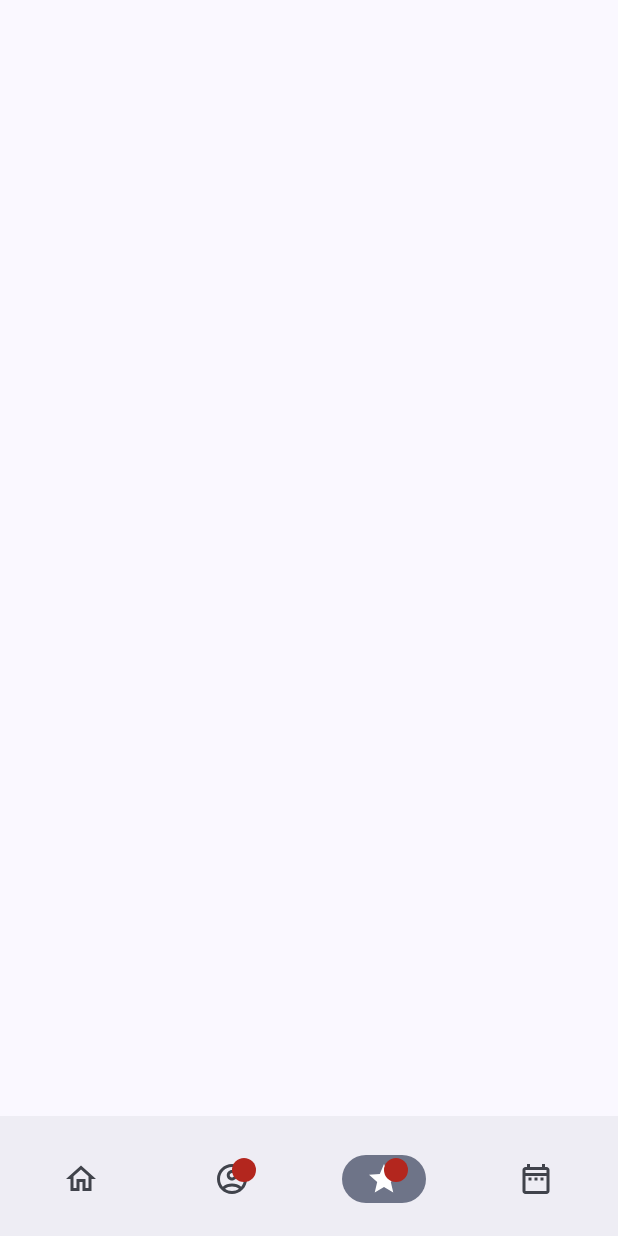
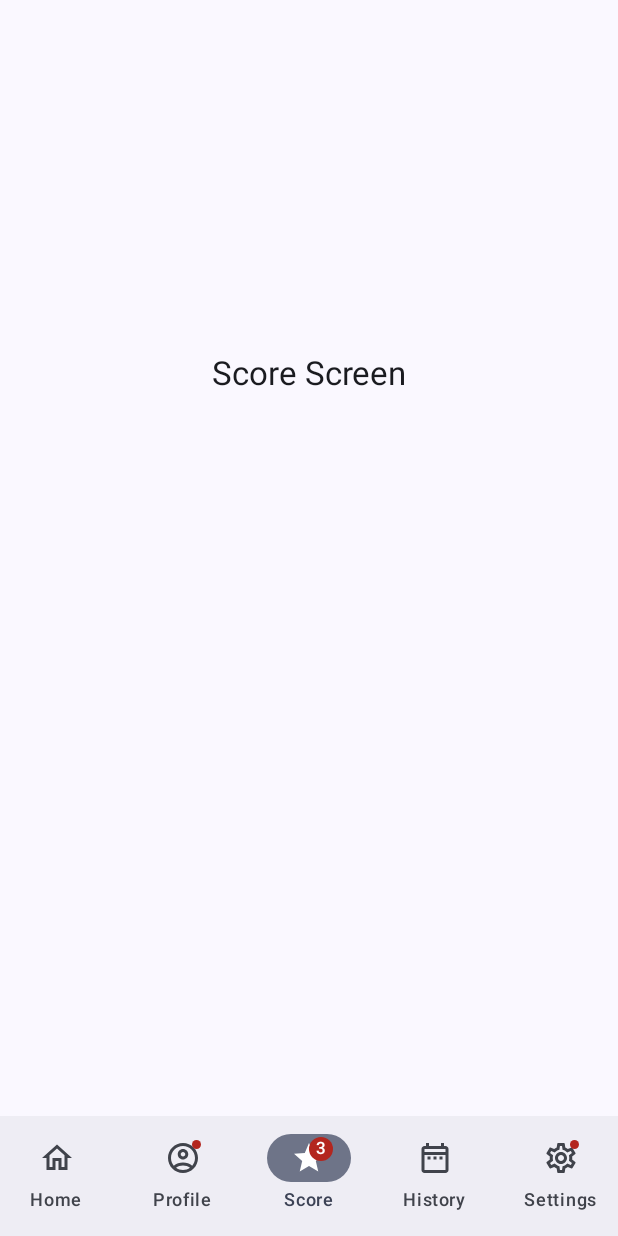
Before and after one commit to straumandi/Hydrinker, an Android app built with Jetpack Compose: the screen it shows after launch (MainActivity), item 3 of the bottom bar chosen, on a phone screen of 412 x 824 dp. Run offline under Robolectric (Android 15) with nearby library versions, the phone set to English and light mode, and no system bars.

Commit message:
implement bottom nav bar, create and link  all 5 screens to navbar

```diff
--- a/app/build.gradle.kts
+++ b/app/build.gradle.kts
@@ -5,7 +5,7 @@ plugins {
 
 android {
     namespace = "com.example.hydrinker"
-    compileSdk = 33
+    compileSdk = 34
 
     defaultConfig {
         applicationId = "com.example.hydrinker"
@@ -56,6 +56,7 @@ dependencies {
     implementation("androidx.compose.ui:ui-graphics")
     implementation("androidx.compose.ui:ui-tooling-preview")
     implementation("androidx.compose.material3:material3")
+    implementation ("androidx.navigation:navigation-compose:2.7.0-rc01")
     testImplementation("junit:junit:4.13.2")
     androidTestImplementation("androidx.test.ext:junit:1.1.5")
     androidTestImplementation("androidx.test.espresso:espresso-core:3.5.1")
--- /dev/null
+++ b/app/src/main/java/com/example/hydrinker/BottomNavigationBar.kt
@@ -0,0 +1,124 @@
+package com.example.hydrinker
+
+import android.os.Bundle
+import androidx.activity.ComponentActivity
+import androidx.activity.compose.setContent
+import androidx.compose.foundation.layout.PaddingValues
+import androidx.compose.foundation.layout.fillMaxSize
+import androidx.compose.foundation.layout.padding
+import androidx.compose.material3.Badge
+import androidx.compose.material3.BadgedBox
+import androidx.compose.material3.BottomAppBar
+import androidx.compose.material3.ExperimentalMaterial3Api
+import androidx.compose.material3.Icon
+import androidx.compose.material3.MaterialTheme
+import androidx.compose.material3.NavigationBar
+import androidx.compose.material3.NavigationBarItem
+import androidx.compose.material3.Scaffold
+import androidx.compose.material3.Surface
+import androidx.compose.material3.Text
+import androidx.compose.runtime.Composable
+import androidx.compose.runtime.getValue
+import androidx.compose.runtime.mutableStateOf
+import androidx.compose.runtime.saveable.rememberSaveable
+import androidx.compose.runtime.setValue
+import androidx.compose.ui.Modifier
+import androidx.compose.ui.tooling.preview.Preview
+import androidx.compose.ui.unit.dp
+import androidx.navigation.NavGraph.Companion.findStartDestination
+import androidx.navigation.compose.NavHost
+import androidx.navigation.compose.composable
+import androidx.navigation.compose.rememberNavController
+import com.example.hydrinker.screens.HistoryScreen
+import com.example.hydrinker.screens.HomeScreen
+import com.example.hydrinker.screens.ProfileScreen
+import com.example.hydrinker.screens.ScoreScreen
+import com.example.hydrinker.screens.SettingsScreen
+import com.example.hydrinker.ui.theme.HydrinkerTheme
+
+@OptIn(ExperimentalMaterial3Api::class)
+@Composable
+fun BottomNavigationBar() {
+    // initializing the default selected item
+    var selectedItemIndex by rememberSaveable {
+        mutableStateOf(0)
+    }
+    /**
+     * by using the rememberNavController()
+     * we can get the instance of the navController
+     */
+    val navController = rememberNavController()
+
+    // scaffold to hold our bottom navigation Bar
+    Scaffold(
+        modifier = Modifier.fillMaxSize(),
+        bottomBar = {
+            NavigationBar {
+                //getting the list of bottom navigation items for our data class
+                BottomNavigationItem().bottomNavigationItems().forEachIndexed { index, navigationItem ->
+                    NavigationBarItem(
+                        // if our current index of the itemList is equal to the index of navigationItem
+                        // then set it to selected = true
+                        selected = index == selectedItemIndex,
+                        label = {
+                            Text(navigationItem.title)
+                        },
+                        //alwaysShowLabel = false, --> shows only the label for the selected item
+                        icon = {
+                            BadgedBox(
+                                badge = {
+                                    if (navigationItem.badgeCount !== null) {
+                                        Badge {
+                                            Text(text = navigationItem.badgeCount.toString())
+                                        }
+                                    } else if (navigationItem.hasNews){
+                                        Badge()
+                                    }
+                                }
+                            ) {
+                                Icon(
+                                    imageVector =
+                                    if(index == selectedItemIndex) {
+                                        navigationItem.selectedIcon
+                                    } else navigationItem.unselectedIcon,
+                                    contentDescription = navigationItem.title
+                                )
+                            }
+                        },
+                        onClick = {
+                            selectedItemIndex = index
+                            navController.navigate(navigationItem.route) {
+                                popUpTo(navController.graph.findStartDestination().id) {
+                                    saveState = true
+                                }
+                                launchSingleTop = true
+                                restoreState = true
+                            }
+                        }
+                    )
+                }
+            }
+        }
+    ) { paddingValues ->
+        NavHost(
+            navController = navController,
+            startDestination = Screens.Home.route,
+            modifier = Modifier.padding(paddingValues = paddingValues)) {
+            composable(Screens.Home.route) {
+                HomeScreen(navController = navController)
+            }
+            composable(Screens.Profile.route) {
+                ProfileScreen(navController = navController)
+            }
+            composable(Screens.Score.route) {
+                ScoreScreen(navController = navController)
+            }
+            composable(Screens.History.route) {
+                HistoryScreen(navController = navController)
+            }
+            composable(Screens.Settings.route) {
+                SettingsScreen(navController = navController)
+            }
+        }
+    }
+}
--- /dev/null
+++ b/app/src/main/java/com/example/hydrinker/BottomNavigationItem.kt
@@ -0,0 +1,69 @@
+package com.example.hydrinker
+
+import androidx.compose.material.icons.Icons
+import androidx.compose.material.icons.filled.AccountCircle
+import androidx.compose.material.icons.filled.DateRange
+import androidx.compose.material.icons.filled.Home
+import androidx.compose.material.icons.filled.Settings
+import androidx.compose.material.icons.filled.Star
+import androidx.compose.material.icons.outlined.AccountCircle
+import androidx.compose.material.icons.outlined.DateRange
+import androidx.compose.material.icons.outlined.Home
+import androidx.compose.material.icons.outlined.Settings
+import androidx.compose.material.icons.outlined.Star
+import androidx.compose.ui.graphics.vector.ImageVector
+
+/*
+ * A data class is a special type of class
+ * that is primarily used to hold data,
+ * representing simple, immutable data structures.
+ */
+data class BottomNavigationItem(
+    val title: String = "",
+    val selectedIcon: ImageVector = Icons.Filled.Home,
+    val unselectedIcon: ImageVector = Icons.Outlined.Home,
+    val route : String = "",
+    val hasNews: Boolean = false,
+    val badgeCount: Int? = null
+) {
+    fun bottomNavigationItems() : List<BottomNavigationItem> {
+        return listOf(
+            BottomNavigationItem(
+                title = "Home",
+                selectedIcon = Icons.Filled.Home,
+                unselectedIcon = Icons.Outlined.Home,
+                route = Screens.Home.route,
+                hasNews = false,
+            ),
+            BottomNavigationItem(
+                title = "Profile",
+                selectedIcon = Icons.Filled.AccountCircle,
+                unselectedIcon = Icons.Outlined.AccountCircle,
+                route = Screens.Profile.route,
+                hasNews = true,
+            ),
+            BottomNavigationItem(
+                title = "Score",
+                selectedIcon = Icons.Filled.Star,
+                unselectedIcon = Icons.Outlined.Star,
+                route = Screens.Score.route,
+                hasNews = true,
+                badgeCount = 3
+            ),
+            BottomNavigationItem(
+                title = "History",
+                selectedIcon = Icons.Filled.DateRange,
+                unselectedIcon = Icons.Outlined.DateRange,
+                route = Screens.History.route,
+                hasNews = false,
+            ),
+            BottomNavigationItem(
+                title = "Settings",
+                selectedIcon = Icons.Filled.Settings,
+                unselectedIcon = Icons.Outlined.Settings,
+                route = Screens.Settings.route,
+                hasNews = true,
+            )
+        )
+    }
+}
--- a/app/src/main/java/com/example/hydrinker/MainActivity.kt
+++ b/app/src/main/java/com/example/hydrinker/MainActivity.kt
@@ -1,129 +1,31 @@
 package com.example.hydrinker
 
+import android.annotation.SuppressLint
 import android.os.Bundle
 import androidx.activity.ComponentActivity
 import androidx.activity.compose.setContent
 import androidx.compose.foundation.layout.fillMaxSize
-import androidx.compose.material.icons.Icons
-import androidx.compose.material.icons.filled.AccountCircle
-import androidx.compose.material.icons.filled.DateRange
-import androidx.compose.material.icons.filled.Home
-import androidx.compose.material.icons.filled.Star
-import androidx.compose.material.icons.outlined.AccountCircle
-import androidx.compose.material.icons.outlined.DateRange
-import androidx.compose.material.icons.outlined.Home
-import androidx.compose.material.icons.outlined.Star
-import androidx.compose.material3.Badge
-import androidx.compose.material3.BadgedBox
-import androidx.compose.material3.BottomAppBar
-import androidx.compose.material3.ExperimentalMaterial3Api
-import androidx.compose.material3.Icon
 import androidx.compose.material3.MaterialTheme
-import androidx.compose.material3.NavigationBarItem
-import androidx.compose.material3.Scaffold
 import androidx.compose.material3.Surface
 import androidx.compose.material3.Text
 import androidx.compose.runtime.Composable
-import androidx.compose.runtime.getValue
-import androidx.compose.runtime.mutableStateOf
-import androidx.compose.runtime.saveable.rememberSaveable
-import androidx.compose.runtime.setValue
 import androidx.compose.ui.Modifier
-import androidx.compose.ui.graphics.vector.ImageVector
 import androidx.compose.ui.tooling.preview.Preview
 import com.example.hydrinker.ui.theme.HydrinkerTheme
 
-data class BottomNavigationItem(
-    val title: String,
-    val selectedIcon: ImageVector,
-    val unselectedIcon: ImageVector,
-    val hasNews: Boolean,
-    val badgeCount: Int? = null
-)
 
 class MainActivity : ComponentActivity() {
-    @OptIn(ExperimentalMaterial3Api::class)
+    @SuppressLint("UnusedMaterial3ScaffoldPaddingParameter")
     override fun onCreate(savedInstanceState: Bundle?) {
         super.onCreate(savedInstanceState)
         setContent {
             HydrinkerTheme {
-                val listItems = listOf(
-                    BottomNavigationItem(
-                        title = "Home",
-                        selectedIcon = Icons.Filled.Home,
-                        unselectedIcon = Icons.Outlined.Home,
-                        hasNews = false,
-                    ),
-                    BottomNavigationItem(
-                        title = "Profile",
-                        selectedIcon = Icons.Filled.AccountCircle,
-                        unselectedIcon = Icons.Outlined.AccountCircle,
-                        hasNews = true,
-                    ),
-                    BottomNavigationItem(
-                        title = "Score",
-                        selectedIcon = Icons.Filled.Star,
-                        unselectedIcon = Icons.Outlined.Star,
-                        hasNews = true,
-                    ),
-                    BottomNavigationItem(
-                        title = "History",
-                        selectedIcon = Icons.Filled.DateRange,
-                        unselectedIcon = Icons.Outlined.DateRange,
-                        hasNews = false,
-                    )
-
-                )
-                var selectedItemIndex by rememberSaveable {
-                    mutableStateOf(0)
-                }
                 // A surface container using the 'background' color from the theme
                 Surface(
                     modifier = Modifier.fillMaxSize(),
                     color = MaterialTheme.colorScheme.background
                 ) {
-                    Scaffold(
-                        bottomBar = {
-                            BottomAppBar {
-                                listItems.forEachIndexed { index, item ->
-                                    NavigationBarItem(
-                                        selected = selectedItemIndex == index,
-                                        onClick = {
-                                            selectedItemIndex = index
-                                            /* TODO: create navController */
-                                            //navController.navigate(item.title)
-                                        },
-                                        icon = {
-                                            BadgedBox(
-                                                badge = {
-                                                    if (item.badgeCount !== null) {
-                                                        Badge {
-                                                            Text(text = item.badgeCount.toString())
-                                                        }
-                                                    } else if (item.hasNews){
-                                                        /* TODO */
-                                                        Badge {
-                                                            Text(text = "")
-                                                        }
-                                                    }
-                                                }
-                                            ) {
-                                                Icon(
-                                                    imageVector =
-                                                    if(index == selectedItemIndex) {
-                                                        item.selectedIcon
-                                                    } else item.unselectedIcon,
-                                                    contentDescription = item.title
-                                                )
-                                            }
-                                        }
-                                    )
-                                }
-                            }
-                        }
-                    ) {
-
-                    }
+                    BottomNavigationBar()
                 }
             }
         }
--- /dev/null
+++ b/app/src/main/java/com/example/hydrinker/Screens.kt
@@ -0,0 +1,14 @@
+package com.example.hydrinker
+
+/*
+ * A sealed class is a special type of class in Kotlin
+ * that is used to represent a restricted hierarchy of classes,
+ * where each subclass is known and predefined.
+ */
+sealed class Screens(val route : String) {
+    object Home : Screens("home_route")
+    object Profile : Screens("profile_route")
+    object Score : Screens("score_route")
+    object History : Screens("history_route")
+    object Settings : Screens("settings_route")
+}
--- /dev/null
+++ b/app/src/main/java/com/example/hydrinker/screens/HomeScreen.kt
@@ -0,0 +1,82 @@
+package com.example.hydrinker.screens
+
+import androidx.compose.foundation.background
+import androidx.compose.foundation.layout.Column
+import androidx.compose.foundation.layout.Row
+import androidx.compose.foundation.layout.Spacer
+import androidx.compose.foundation.layout.fillMaxSize
+import androidx.compose.foundation.layout.fillMaxWidth
+import androidx.compose.foundation.layout.height
+import androidx.compose.foundation.layout.padding
+import androidx.compose.foundation.layout.size
+import androidx.compose.material.icons.Icons
+import androidx.compose.material.icons.filled.AddCircle
+import androidx.compose.material.icons.filled.DateRange
+import androidx.compose.material.icons.filled.Person
+import androidx.compose.material.icons.filled.Star
+import androidx.compose.material3.Icon
+import androidx.compose.material3.IconButton
+import androidx.compose.material3.MaterialTheme
+import androidx.compose.material3.Text
+import androidx.compose.runtime.Composable
+import androidx.compose.ui.Modifier
+import androidx.compose.ui.tooling.preview.Preview
+import androidx.compose.ui.unit.dp
+import androidx.navigation.NavController
+import com.example.hydrinker.ui.theme.HydrinkerTheme
+
+@Composable
+fun HomeScreen(navController: NavController) {
+    Column(
+        modifier = Modifier
+            .fillMaxSize()
+            .padding(horizontal = 16.dp, vertical = 32.dp)
+    ) {
+        // Profile button at the top left
+        IconButton(
+            onClick = { /* Go to Profile page */ },
+            modifier = Modifier
+                .size(48.dp)
+                .padding(8.dp)
+        ) {
+            Icon(
+                Icons.Filled.Person,
+                contentDescription = "Profile",
+                tint = MaterialTheme.colorScheme.primary
+            )
+        }
+
+        // Logo beneath the profile button
+        Spacer(modifier = Modifier.height(16.dp))
+        // Insert your logo here
+
+        // Add Cup button at the bottom left
+        Spacer(modifier = Modifier.weight(1f))
+        IconButton(
+            onClick = { /* Open cup settings */ },
+            modifier = Modifier
+                .size(48.dp)
+                .padding(8.dp)
+        ) {
+            Icon(
+                Icons.Filled.AddCircle,
+                contentDescription = "Add standard cup",
+                tint = MaterialTheme.colorScheme.primary
+            )
+        }
+
+        // Score button at the bottom right
+        IconButton(
+            onClick = { /* Go to Score page */ },
+            modifier = Modifier
+                .size(48.dp)
+                .padding(8.dp)
+        ) {
+            Icon(
+                Icons.Filled.Star,
+                contentDescription = "Score",
+                tint = MaterialTheme.colorScheme.primary
+            )
+        }
+    }
+}
--- /dev/null
+++ b/app/src/main/java/com/example/hydrinker/screens/ScoreScreen.kt
@@ -0,0 +1,43 @@
+package com.example.hydrinker.screens
+
+import androidx.compose.foundation.layout.Arrangement
+import androidx.compose.foundation.layout.Box
+import androidx.compose.foundation.layout.Column
+import androidx.compose.foundation.layout.fillMaxSize
+import androidx.compose.foundation.layout.fillMaxWidth
+import androidx.compose.foundation.layout.height
+import androidx.compose.foundation.layout.padding
+import androidx.compose.material3.MaterialTheme
+import androidx.compose.material3.Text
+import androidx.compose.runtime.Composable
+import androidx.compose.ui.Alignment
+import androidx.compose.ui.Modifier
+import androidx.compose.ui.draw.clip
+import androidx.compose.ui.unit.dp
+import androidx.navigation.NavController
+
+@Composable
+fun ScoreScreen(navController: NavController) {
+    Column(
+        modifier = Modifier
+            .fillMaxSize()
+            .padding(15.dp),
+        horizontalAlignment = Alignment.CenterHorizontally,
+        verticalArrangement = Arrangement.Top
+    ) {
+        Box(
+            modifier = Modifier
+                .fillMaxWidth()
+                .height(200.dp)
+                .padding(horizontal = 15.dp, vertical = 10.dp)
+                .clip(MaterialTheme.shapes.large)
+        ) {
+
+        }
+        Text(
+            "Score Screen",
+            style = MaterialTheme.typography.titleLarge,
+            modifier = Modifier.padding(vertical = 20.dp)
+        )
+    }
+}
```
Also changed, not shown: app/src/main/java/com/example/hydrinker/screens/HistoryScreen.kt (added, +43 -0 lines), app/src/main/java/com/example/hydrinker/screens/ProfileScreen.kt (added, +43 -0 lines), app/src/main/java/com/example/hydrinker/screens/SettingsScreen.kt (added, +47 -0 lines).
